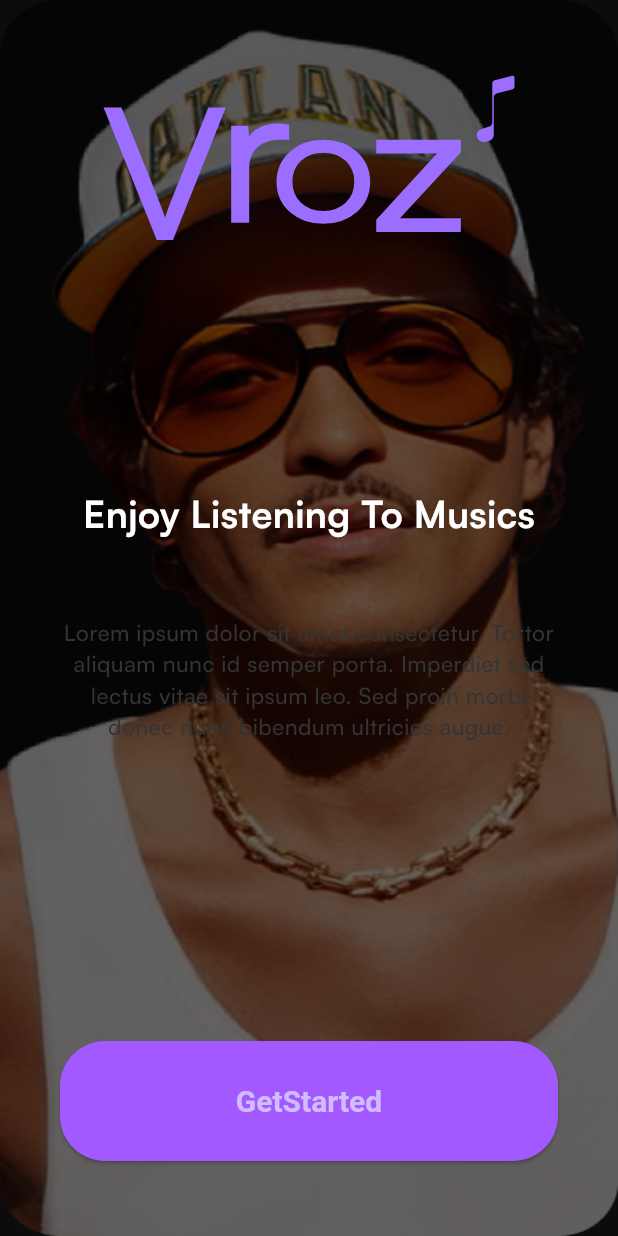
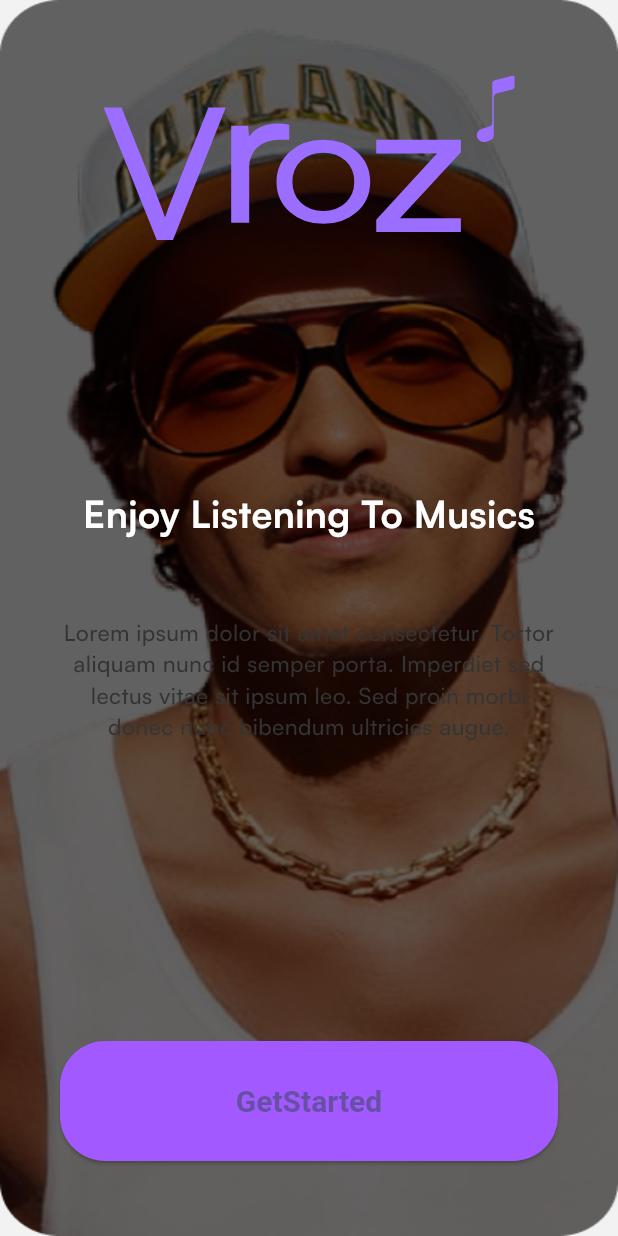
Before and after one commit to GowthamBabu25/Vroz, a Flutter app: the screen it shows after launch, on a phone screen of 412 x 824 dp. Run offline on Flutter 3.47's test engine with Material 3 defaults, Android fonts, the phone set to English and light mode, and no system bars; our stand-ins replace flutter_bloc, flutter_svg, hydrated_bloc.

Commit message:
Implemented choose mode page.

```diff
--- a/lib/main.dart
+++ b/lib/main.dart
@@ -1,8 +1,19 @@
+import 'package:flutter/foundation.dart';
 import 'package:flutter/material.dart';
+import 'package:flutter_bloc/flutter_bloc.dart';
+import 'package:hydrated_bloc/hydrated_bloc.dart';
+import 'package:path_provider/path_provider.dart';
 import 'package:vroz/core/configs/theme/app_theme.dart';
+import 'package:vroz/presentation/choose_mode/bloc/theme_cubit.dart';
 import 'package:vroz/presentation/splash/pages/splash.dart';
 
-void main() {
+Future<void> main() async {
+  WidgetsFlutterBinding.ensureInitialized();
+  HydratedBloc.storage = await HydratedStorage.build(
+    storageDirectory: kIsWeb
+        ? HydratedStorageDirectory.web
+        : HydratedStorageDirectory((await getTemporaryDirectory()).path),
+  );
   runApp(const MyApp());
 }
 
@@ -12,10 +23,19 @@ class MyApp extends StatelessWidget {
   // This widget is the root of your application.
   @override
   Widget build(BuildContext context) {
-    return MaterialApp(
-      theme: AppTheme.darkTheme,
-      home: SplashPage(),
-      debugShowCheckedModeBanner: false,
+    return MultiBlocProvider(
+      providers: [
+        BlocProvider(create: (_)=>ThemeCubit())
+      ],
+      child: BlocBuilder<ThemeCubit,ThemeMode>(
+        builder: (context, mode) => MaterialApp(
+        theme: AppTheme.lightTheme,
+        darkTheme: AppTheme.darkTheme,
+        themeMode: mode,
+        home: SplashPage(),
+        debugShowCheckedModeBanner: false,
+      ),
+    )
     );
   }
 }
--- /dev/null
+++ b/lib/presentation/choose_mode/bloc/theme_cubit.dart
@@ -0,0 +1,19 @@
+
+import 'package:flutter/material.dart';
+import 'package:hydrated_bloc/hydrated_bloc.dart';
+
+class ThemeCubit extends HydratedCubit<ThemeMode>{
+  ThemeCubit() : super(ThemeMode.system);
+
+  void updateTheme(ThemeMode themeMode) => emit(themeMode);
+  @override
+  ThemeMode? fromJson(Map<String, dynamic> json) {
+    return ThemeMode.values[json['theme'] as int];
+  }
+
+  @override
+  Map<String, dynamic>? toJson(ThemeMode state) {
+    return {'theme': state.index};
+  }
+
+}
--- a/pubspec.yaml
+++ b/pubspec.yaml
@@ -35,6 +35,9 @@ dependencies:
   # Use with the CupertinoIcons class for iOS style icons.
   cupertino_icons: ^1.0.8
   flutter_svg:
+  flutter_bloc:
+  hydrated_bloc:
+  path_provider:
 dev_dependencies:
   flutter_test:
     sdk: flutter
```
Also changed, not shown: lib/presentation/choose_mode/pages/choose_mode.dart (+14 -2 lines), lib/presentation/login/pages/login.dart (added, +10 -0 lines), pubspec.lock, 2 other files.
